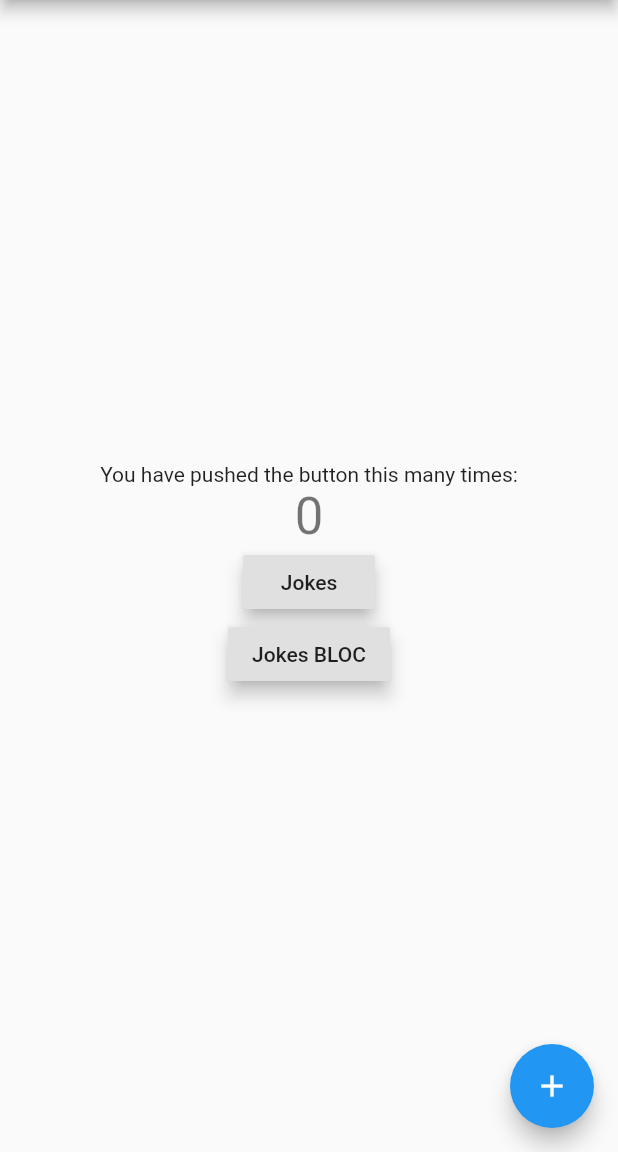
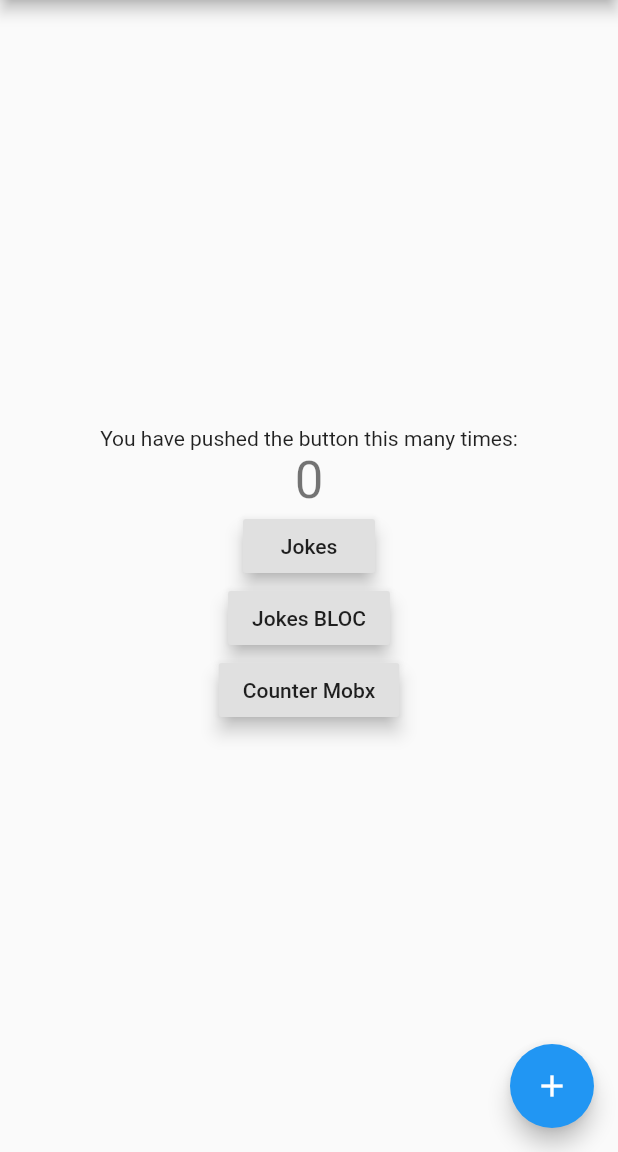
Before and after one commit to carloslorcalopez/scl_flutter, a Flutter app: the screen it shows after launch, on a phone screen of 412 x 824 dp, the part 84-1236 px from its top. Run offline on Flutter 3.47's test engine with Material 2 defaults, Android fonts, the phone set to English and light mode, and no system bars; our stand-ins replace bloc, dio, equatable, flutter_bloc, flutter_mobx, mobx; generated files the repository leaves out were written again.

Commit message:
Counter operativo

```diff
--- a/lib/main.dart
+++ b/lib/main.dart
@@ -1,4 +1,5 @@
 import 'package:chuck/bloc/chuckPageBloc.dart';
+import 'package:chuck/mobx/counterPage.dart';
 import 'package:flutter/material.dart';
 
 import 'chuckPage.dart';
@@ -34,7 +35,8 @@ class MyApp extends StatelessWidget {
       ),
       routes: <String, WidgetBuilder>{
         '/jokes': (context) => ChuckPage(),
-        '/jokesBloc': (context) => ChuckPageBloc()
+        '/jokesBloc': (context) => ChuckPageBloc(),
+        '/counterMobx': (context) => CounterPageMobx()
       },
     );
   }
@@ -117,6 +119,8 @@ class _MyHomePageState extends State<MyHomePage> {
                   {Navigator.pushNamed(context, '/jokes')}, elevation: 5,child: Text('Jokes'),),
             RaisedButton( onPressed: () =>
                   {Navigator.pushNamed(context, '/jokesBloc')}, elevation: 5,child: Text('Jokes BLOC'),),
+            RaisedButton( onPressed: () =>
+                  {Navigator.pushNamed(context, '/counterMobx')}, elevation: 5,child: Text('Counter Mobx'),),
           ],
         ),
       ),
```
Also changed, not shown: lib/mobx/counterPage.dart (+16 -6 lines).
